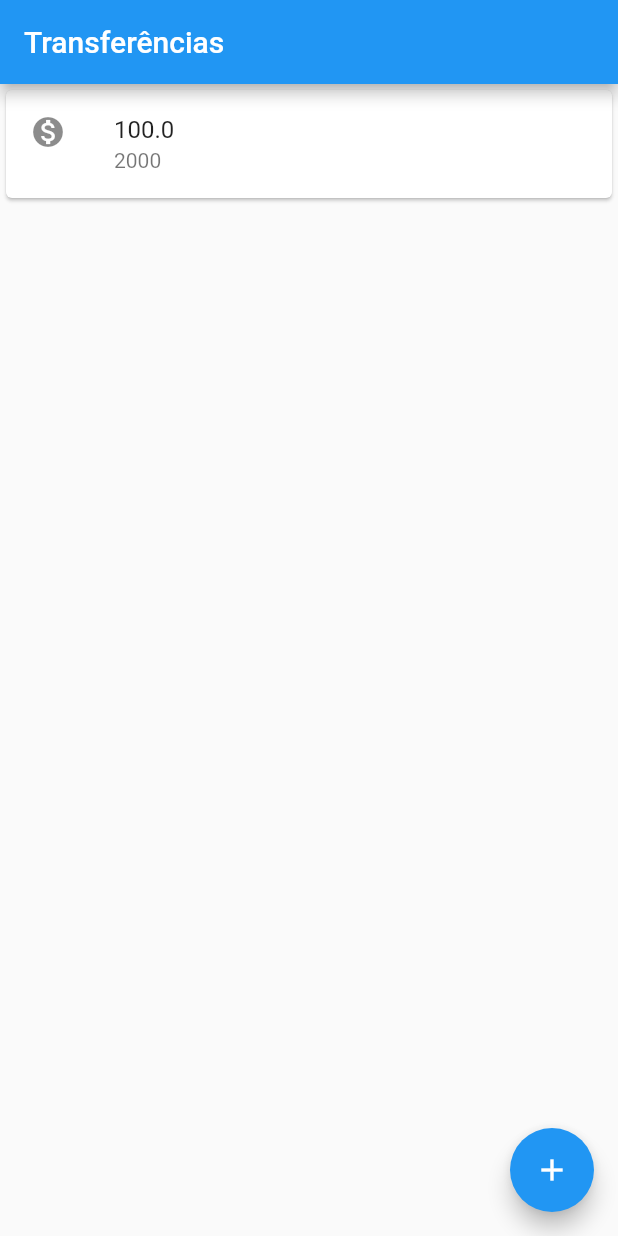
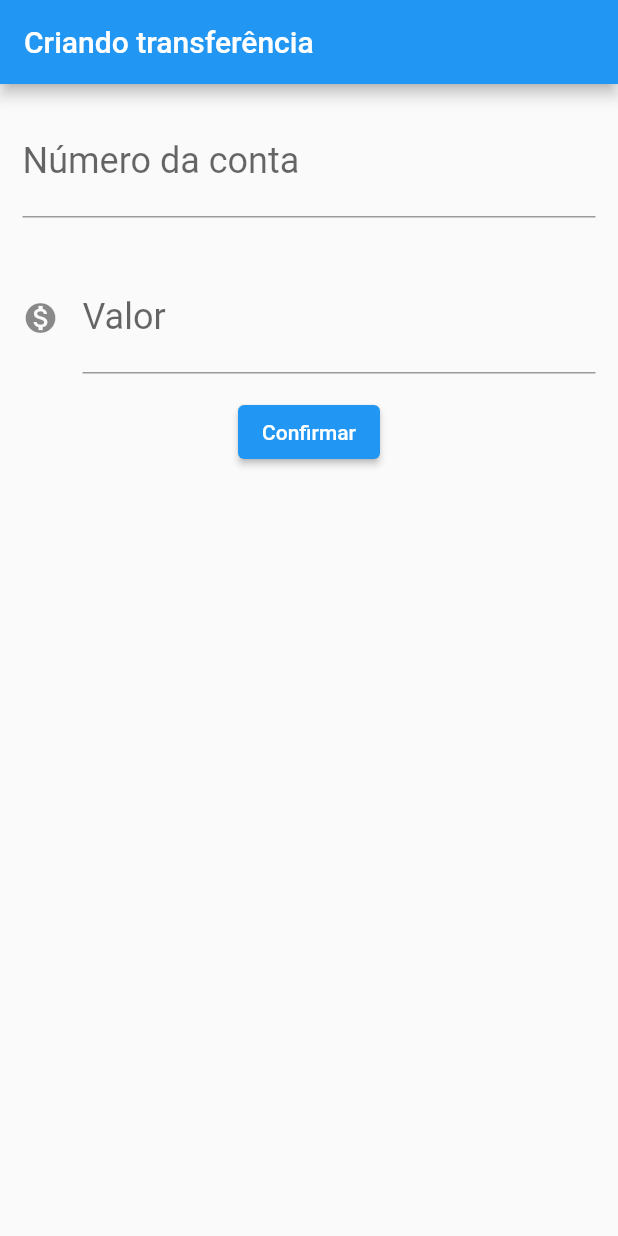
Before and after one commit to fernando-martens/bytebank, a Flutter app: the screen it shows after launch, on a phone screen of 412 x 824 dp. Run offline on Flutter 3.47's test engine with Material 2 defaults, Android fonts, the phone set to English and light mode, and no system bars.

Commit message:
✨ Criando o formulário e refatorando o código

```diff
--- a/lib/main.dart
+++ b/lib/main.dart
@@ -1,25 +1,34 @@
 import 'package:flutter/material.dart';
 
-void main() => runApp(MaterialApp(
+void main() => runApp(BytebankApp());
+
+class BytebankApp extends StatelessWidget {
+  @override
+  Widget build(BuildContext context) {
+    return MaterialApp(
       home: Scaffold(
-        body: ListaTranferencias(),
-        appBar: AppBar(
-          title: Text('Transferências'),
-        ),
-        floatingActionButton: FloatingActionButton(
-          child: Icon(Icons.add),
-          onPressed: () {},
-        ),
+        body: FormularioTransferencia(),
       ),
-    ));
+    );
+  }
+}
 
 class ListaTranferencias extends StatelessWidget {
   @override
   Widget build(BuildContext context) {
-    return Column(
-      children: [
-        ItemTranferencia(Transferencia(100.00, 2000)),
-      ],
+    return Scaffold(
+      body: Column(
+        children: [
+          ItemTranferencia(Transferencia(100.00, 2000)),
+        ],
+      ),
+      appBar: AppBar(
+        title: Text('Transferências'),
+      ),
+      floatingActionButton: FloatingActionButton(
+        child: Icon(Icons.add),
+        onPressed: () {},
+      ),
     );
   }
 }
@@ -47,3 +56,62 @@ class Transferencia {
 
   Transferencia(this.valor, this.conta);
 }
+
+class FormularioTransferencia extends StatelessWidget {
+
+  final TextEditingController _controladorCampoConta = TextEditingController();
+  final TextEditingController _controladorCampoValor = TextEditingController();
+
+
+  @override
+  Widget build(BuildContext context) {
+    return Scaffold(
+        appBar: AppBar(
+          title: Text("Criando transferência"),
+        ),
+        body: Column(
+          children: [
+            Padding(
+              padding: const EdgeInsets.all(15.0),
+              child: Column(
+                children: [
+                  TextField(
+                    controller: _controladorCampoConta,
+                    style: TextStyle(fontSize: 24.0),
+                    decoration: InputDecoration(
+                        labelText: "Número da conta", hintText: "0000"),
+                    keyboardType: TextInputType.number,
+                  ),
+                  //ElevatedButton()
+                ],
+              ),
+            ),
+            Padding(
+              padding: const EdgeInsets.all(15.0),
+              child: Column(
+                children: [
+                  TextField(
+                    controller: _controladorCampoValor,
+                    style: TextStyle(fontSize: 24.0),
+                    decoration: InputDecoration(
+                      icon: Icon(Icons.monetization_on),
+                        labelText: "Valor", hintText: "0.00"),
+                    keyboardType: TextInputType.number,
+                  ),
+                  //ElevatedButton()
+                ],
+              ),
+            ),
+            ElevatedButton(onPressed: () {
+              debugPrint('clicou no confirmar');
+              final numeroConta = int.tryParse(_controladorCampoConta.text);
+              final valor = double.tryParse(_controladorCampoValor.text);
+              if(numeroConta != null && valor != null){
+                final transferenciaCriada = Transferencia(valor, numeroConta);
+              }
+
+            }, child: Text("Confirmar"))
+          ],
+        ));
+  }
+}
```
